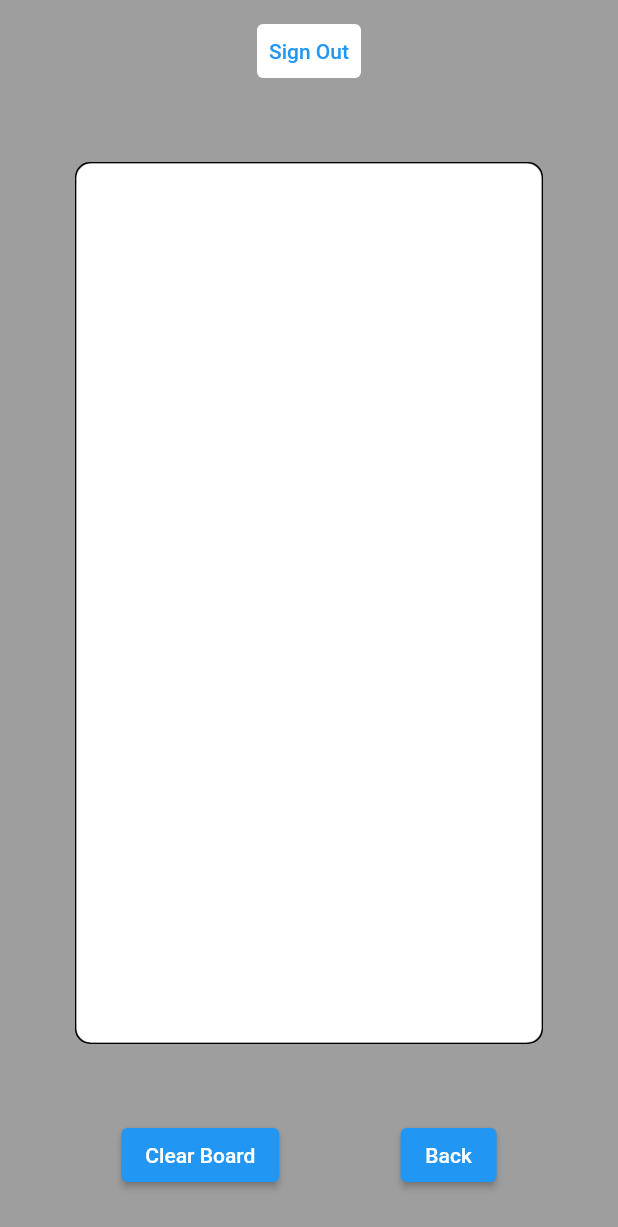
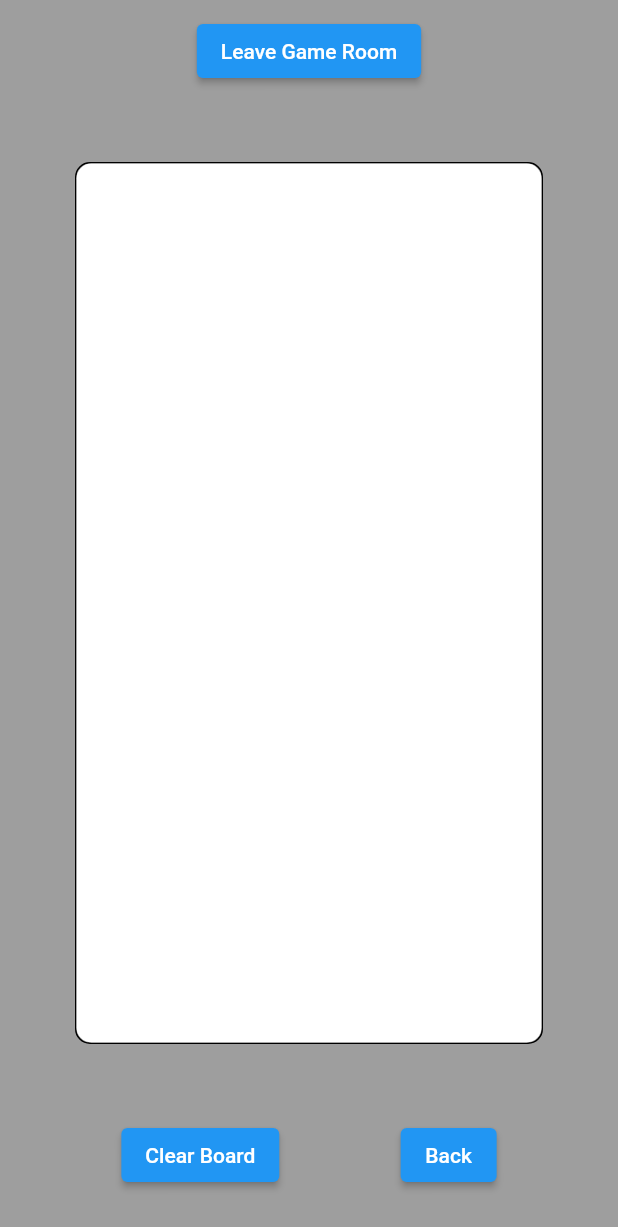
Before and after one commit to halilyaman/draw_guess, a Flutter app: the DrawingBoardPage screen opened by its route, on a phone screen of 412 x 824 dp. Shown: the top 1227 px of the screen. Run offline on Flutter 3.47's test engine with Material 2 defaults, Android fonts, the phone set to English and light mode, and no system bars; our stand-ins replace auto_route, cloud_firestore, dartz, device_preview, firebase_auth, firebase_core and 7 more; accounts and stored records are empty.

Commit message:
Add create/delete game room and validator.

```diff
--- a/lib/authentication/infrastructure/firebase_authenticator.dart
+++ b/lib/authentication/infrastructure/firebase_authenticator.dart
@@ -9,7 +9,7 @@ class FirebaseAuthenticator {
   final GoogleSignIn _googleSignIn;
   final FirebaseAuth _firebaseAuth;
 
-  FailureOr<UserCredential?> signInWithGoogle() async {
+  AsyncFailureOr<UserCredential?> signInWithGoogle() async {
     final result = await safeAsyncCall<UserCredential?>(() async {
       final account = await _googleSignIn.signIn();
       if (account == null) {
@@ -28,7 +28,7 @@ class FirebaseAuthenticator {
     return result;
   }
 
-  FailureOr<Unit> signOut() async {
+  AsyncFailureOr<Unit> signOut() async {
     final result = await safeAsyncCall<Unit>(() async {
       await _googleSignIn.signOut();
       await _firebaseAuth.signOut();
--- a/lib/canvas/presentation/drawing_board_page.dart
+++ b/lib/canvas/presentation/drawing_board_page.dart
@@ -1,4 +1,3 @@
-import 'package:draw_guess/authentication/authentication.dart';
 import 'package:draw_guess/canvas/canvas.dart';
 import 'package:draw_guess/core/core.dart';
 
@@ -13,7 +12,7 @@ class DrawingBoardPage extends StatelessWidget {
         body: Column(
           children: [
             const EmptyHeight(),
-            const SignOutButton(),
+            const _LeaveGameRoomButton(),
             Expanded(
               child: Padding(
                 padding: const AppPadding.all() * 5,
@@ -27,6 +26,29 @@ class DrawingBoardPage extends StatelessWidget {
             const EmptyHeight() * 3,
           ],
         ),
+      ),
+    );
+  }
+}
+
+class _LeaveGameRoomButton extends ConsumerWidget {
+  const _LeaveGameRoomButton({
+    Key? key,
+  }) : super(key: key);
+
+  @override
+  Widget build(BuildContext context, WidgetRef ref) {
+    final gameState = ref.watch(gameNotifierProvider);
+    return gameState.maybeWhen(
+      deleting: () => const LoadingIndicator(),
+      orElse: () => ElevatedButton(
+        onPressed: () {
+          final gameNotifier = ref.read(gameNotifierProvider.notifier);
+          gameState.whenOrNull(
+            inGame: (gameRoom) => gameNotifier.deleteGameRoom(gameRoom.id),
+          );
+        },
+        child: const Text('Leave Game Room'),
       ),
     );
   }
--- a/lib/core/core.dart
+++ b/lib/core/core.dart
@@ -26,6 +26,7 @@ export 'package:draw_guess/core/infrastructure/safe_call.dart';
 export 'package:draw_guess/core/shared/providers.dart';
 export 'package:draw_guess/core/presentation/popups.dart';
 export 'package:draw_guess/core/shared/typedefs.dart';
+export 'package:draw_guess/core/shared/validator/validator.dart';
 
 // core atomic widgets
 export 'package:draw_guess/core/presentation/widgets/empty_height.dart';
--- a/lib/core/domain/failure.dart
+++ b/lib/core/domain/failure.dart
@@ -7,4 +7,5 @@ class Failure with _$Failure{
   const factory Failure.server([String? message]) = _Server;
   const factory Failure.local([String? message]) = _Local;
   const factory Failure.any([String? message]) = _Any;
+  const factory Failure.validator(List<ValidatorType> failedValidators) = ValidatorFailure;
 }
--- a/lib/core/infrastructure/safe_call.dart
+++ b/lib/core/infrastructure/safe_call.dart
@@ -1,6 +1,6 @@
 import 'package:draw_guess/core/core.dart';
 
-FailureOr<T> safeAsyncCall<T>(Future<T> Function() f) async {
+AsyncFailureOr<T> safeAsyncCall<T>(Future<T> Function() f) async {
   try {
     final result = await f();
     return right(result);
--- a/lib/core/presentation/app.dart
+++ b/lib/core/presentation/app.dart
@@ -54,4 +54,5 @@ class App {
   App._();
 
   static GlobalKey<NavigatorState> navigatorKey = GlobalKey<NavigatorState>();
+  static BuildContext context = navigatorKey.currentContext!;
 }
--- a/lib/core/shared/providers.dart
+++ b/lib/core/shared/providers.dart
@@ -1,6 +1,7 @@
 import 'package:draw_guess/authentication/application/auth_notifier.dart';
 import 'package:draw_guess/authentication/authentication.dart';
 import 'package:draw_guess/core/core.dart';
+import 'package:draw_guess/game/game.dart';
 
 final _googleSignInProvider = Provider((ref) => GoogleSignIn());
 
@@ -18,3 +19,14 @@ final _firebaseAuthenticatorProvider = Provider(
 final authNotifierProvider = StateNotifierProvider<AuthNotifier, AuthState>(
   (ref) => AuthNotifier(ref.watch(_firebaseAuthenticatorProvider)),
 );
+
+final _gameServiceProvider = Provider(
+  (ref) => GameService(
+    ref.watch(_firestoreProvider),
+    ref.watch(_firebaseAuthProvider),
+  ),
+);
+
+final gameNotifierProvider = StateNotifierProvider<GameNotifier, GameState>(
+  (ref) => GameNotifier(ref.watch(_gameServiceProvider)),
+);
--- a/lib/core/shared/typedefs.dart
+++ b/lib/core/shared/typedefs.dart
@@ -1,3 +1,4 @@
 import 'package:draw_guess/core/core.dart';
 
-typedef FailureOr<T> = Future<Either<Failure, T>>;
+typedef AsyncFailureOr<T> = Future<Either<Failure, T>>;
+typedef FailureOr<T> = Either<Failure, T>;
--- a/lib/game/game.dart
+++ b/lib/game/game.dart
@@ -2,3 +2,5 @@ export 'package:draw_guess/game/domain/game_room.dart';
 export 'package:draw_guess/game/domain/player.dart';
 export 'package:draw_guess/game/presentation/create_game_dialog_page.dart';
 export 'package:draw_guess/game/presentation/join_game_widget.dart';
+export 'package:draw_guess/game/infrastructure/game_service.dart';
+export 'package:draw_guess/game/application/game_notifier.dart';
```
Also changed, not shown: lib/core/shared/validator/validator.dart (added, +31 -0 lines), lib/game/application/game_notifier.dart (added, +70 -0 lines), lib/game/infrastructure/game_service.dart (+5 -5 lines), lib/game/presentation/create_game_dialog_page.dart (+9 -4 lines), lib/core/domain/failure.freezed.dart, lib/core/shared/validator/validator.freezed.dart (added), lib/game/application/game_notifier.freezed.dart (added).
